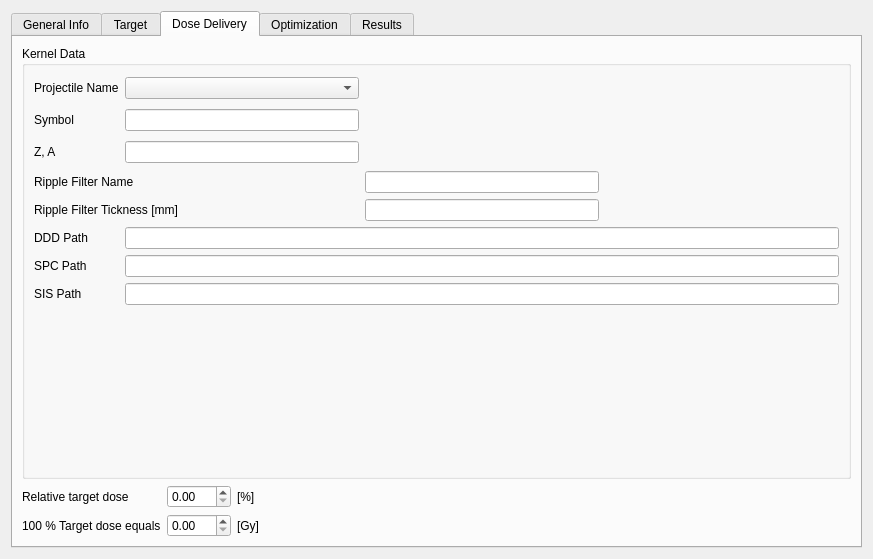
Old version of the form pytripgui/view/plan.ui in the repository pytrip/pytripgui.
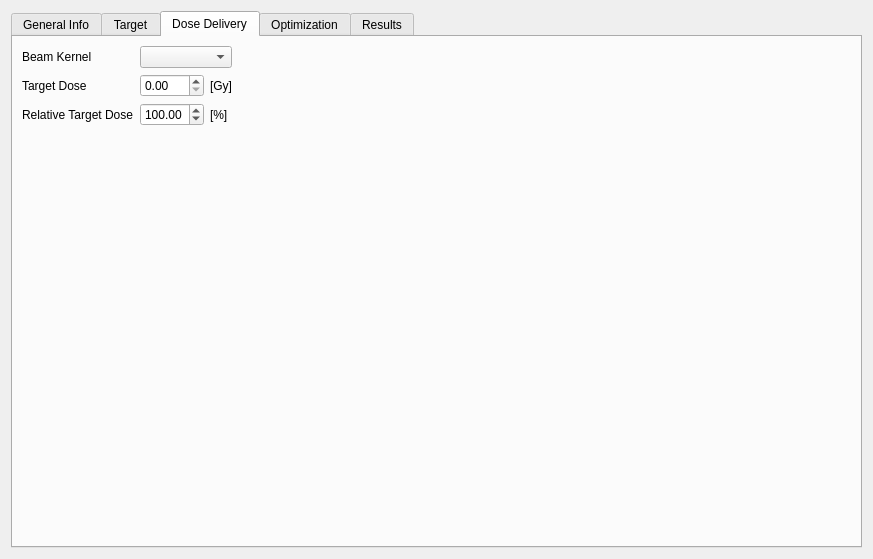
New version of the form. The open tabs and pages were chosen to show the change.

Diff of the .ui file:
```diff
--- a/pytripgui/view/plan.ui
+++ b/pytripgui/view/plan.ui
@@ -200,241 +200,94 @@
        <string>Dose Delivery</string>
       </attribute>
       <layout class="QGridLayout" name="gridLayout_2">
-       <item row="1" column="0">
-        <widget class="QLabel" name="label_7">
+       <item row="0" column="0">
+        <widget class="QLabel" name="label_5">
          <property name="text">
-          <string>Relative target dose</string>
+          <string>Beam Kernel</string>
          </property>
         </widget>
        </item>
-       <item row="1" column="1">
-        <widget class="QDoubleSpinBox" name="doubleSpinBox">
-         <property name="maximum">
-          <double>999.990000000000009</double>
+       <item row="0" column="1" colspan="2">
+        <widget class="QComboBox" name="comboBox_5">
+         <property name="toolTip">
+          <string>Beam kernel to be used fo this plan</string>
          </property>
         </widget>
        </item>
-       <item row="1" column="2">
-        <widget class="QLabel" name="label_17">
-         <property name="text">
-          <string>[%]</string>
-         </property>
-        </widget>
-       </item>
-       <item row="1" column="3">
-        <spacer name="horizontalSpacer_5">
+       <item row="0" column="3">
+        <spacer name="horizontalSpacer_2">
          <property name="orientation">
           <enum>Qt::Horizontal</enum>
          </property>
          <property name="sizeHint" stdset="0">
           <size>
-           <width>175</width>
+           <width>578</width>
            <height>20</height>
           </size>
          </property>
         </spacer>
        </item>
-       <item row="2" column="0">
+       <item row="1" column="0">
         <widget class="QLabel" name="label_16">
          <property name="text">
-          <string>100 % Target dose equals</string>
+          <string>Target Dose</string>
          </property>
         </widget>
        </item>
-       <item row="2" column="1">
+       <item row="1" column="1">
         <widget class="QDoubleSpinBox" name="doubleSpinBox_4">
          <property name="singleStep">
           <double>0.100000000000000</double>
          </property>
         </widget>
        </item>
-       <item row="2" column="2">
+       <item row="1" column="2">
         <widget class="QLabel" name="label_18">
          <property name="text">
           <string>[Gy]</string>
          </property>
         </widget>
        </item>
-       <item row="2" column="3">
-        <spacer name="horizontalSpacer_6">
+       <item row="2" column="0">
+        <widget class="QLabel" name="label_7">
+         <property name="text">
+          <string>Relative Target Dose</string>
+         </property>
+        </widget>
+       </item>
+       <item row="2" column="1">
+        <widget class="QDoubleSpinBox" name="doubleSpinBox">
+         <property name="toolTip">
+          <string>Target dose modifier</string>
+         </property>
+         <property name="maximum">
+          <double>999.990000000000009</double>
+         </property>
+         <property name="value">
+          <double>100.000000000000000</double>
+         </property>
+        </widget>
+       </item>
+       <item row="2" column="2">
+        <widget class="QLabel" name="label_17">
+         <property name="text">
+          <string>[%]</string>
+         </property>
+        </widget>
+       </item>
+       <item row="3" column="0">
+        <spacer name="verticalSpacer">
          <property name="orientation">
-          <enum>Qt::Horizontal</enum>
+          <enum>Qt::Vertical</enum>
          </property>
          <property name="sizeHint" stdset="0">
           <size>
-           <width>175</width>
-           <height>20</height>
+           <width>20</width>
+           <height>405</height>
           </size>
          </property>
         </spacer>
        </item>
-       <item row="0" column="0" colspan="4">
-        <widget class="QGroupBox" name="groupBox">
-         <property name="title">
-          <string>Kernel Data</string>
-         </property>
-         <layout class="QGridLayout" name="gridLayout_6">
-          <item row="0" column="0" colspan="2">
-           <widget class="QLabel" name="label_5">
-            <property name="text">
-             <string>Projectile Name</string>
-            </property>
-           </widget>
-          </item>
-          <item row="0" column="2">
-           <widget class="QComboBox" name="comboBox_5"/>
-          </item>
-          <item row="0" column="3" colspan="2">
-           <spacer name="horizontalSpacer_2">
-            <property name="orientation">
-             <enum>Qt::Horizontal</enum>
-            </property>
-            <property name="sizeHint" stdset="0">
-             <size>
-              <width>440</width>
-              <height>26</height>
-             </size>
-            </property>
-           </spacer>
-          </item>
-          <item row="1" column="0">
-           <widget class="QLabel" name="label_24">
-            <property name="text">
-             <string>Symbol</string>
-            </property>
-           </widget>
-          </item>
-          <item row="1" column="2">
-           <widget class="QLineEdit" name="lineEdit_7"/>
-          </item>
-          <item row="1" column="3" colspan="2">
-           <spacer name="horizontalSpacer_8">
-            <property name="orientation">
-             <enum>Qt::Horizontal</enum>
-            </property>
-            <property name="sizeHint" stdset="0">
-             <size>
-              <width>440</width>
-              <height>26</height>
-             </size>
-            </property>
-           </spacer>
-          </item>
-          <item row="2" column="0">
-           <widget class="QLabel" name="label_22">
-            <property name="text">
-             <string>Z, A</string>
-            </property>
-           </widget>
-          </item>
-          <item row="2" column="2">
-           <widget class="QLineEdit" name="lineEdit_4"/>
-          </item>
-          <item row="2" column="3" colspan="2">
-           <spacer name="horizontalSpacer_11">
-            <property name="orientation">
-             <enum>Qt::Horizontal</enum>
-            </property>
-            <property name="sizeHint" stdset="0">
-             <size>
-              <width>440</width>
-              <height>26</height>
-             </size>
-            </property>
-           </spacer>
-          </item>
-          <item row="3" column="0" colspan="3">
-           <widget class="QLabel" name="label_6">
-            <property name="text">
-             <string>Ripple Filter Name</string>
-            </property>
-           </widget>
-          </item>
-          <item row="3" column="3">
-           <widget class="QLineEdit" name="lineEdit_6"/>
-          </item>
-          <item row="3" column="4">
-           <spacer name="horizontalSpacer_9">
-            <property name="orientation">
-             <enum>Qt::Horizontal</enum>
-            </property>
-            <property name="sizeHint" stdset="0">
-             <size>
-              <width>229</width>
-              <height>20</height>
-             </size>
-            </property>
-           </spacer>
-          </item>
-          <item row="4" column="0" colspan="3">
-           <widget class="QLabel" name="label_23">
-            <property name="text">
-             <string>Ripple Filter Tickness [mm]</string>
-            </property>
-           </widget>
-          </item>
-          <item row="4" column="3">
-           <widget class="QLineEdit" name="lineEdit_5"/>
-          </item>
-          <item row="4" column="4">
-           <spacer name="horizontalSpacer_10">
-            <property name="orientation">
-             <enum>Qt::Horizontal</enum>
-            </property>
-            <property name="sizeHint" stdset="0">
-             <size>
-              <width>229</width>
-              <height>20</height>
-             </size>
-            </property>
-           </spacer>
-          </item>
-          <item row="5" column="0">
-           <widget class="QLabel" name="label_25">
-            <property name="text">
-             <string>DDD Path</string>
-            </property>
-           </widget>
-          </item>
-          <item row="5" column="2" colspan="3">
-           <widget class="QLineEdit" name="lineEdit_8"/>
-          </item>
-          <item row="6" column="0">
-           <widget class="QLabel" name="label_26">
-            <property name="text">
-             <string>SPC Path</string>
-            </property>
-           </widget>
-          </item>
-          <item row="6" column="2" colspan="3">
-           <widget class="QLineEdit" name="lineEdit_9"/>
-          </item>
-          <item row="7" column="0" colspan="2">
-           <widget class="QLabel" name="label_27">
-            <property name="text">
-             <string>SIS Path</string>
-            </property>
-           </widget>
-          </item>
-          <item row="7" column="2" colspan="3">
-           <widget class="QLineEdit" name="lineEdit_10"/>
-          </item>
-          <item row="8" column="1">
-           <spacer name="verticalSpacer">
-            <property name="orientation">
-             <enum>Qt::Vertical</enum>
-            </property>
-            <property name="sizeHint" stdset="0">
-             <size>
-              <width>20</width>
-              <height>60</height>
-             </size>
-            </property>
-           </spacer>
-          </item>
-         </layout>
-        </widget>
-       </item>
       </layout>
      </widget>
      <widget class="QWidget" name="tab_3">
```
Left out of the diff: 68 changed lines with no effect on the pictures.
